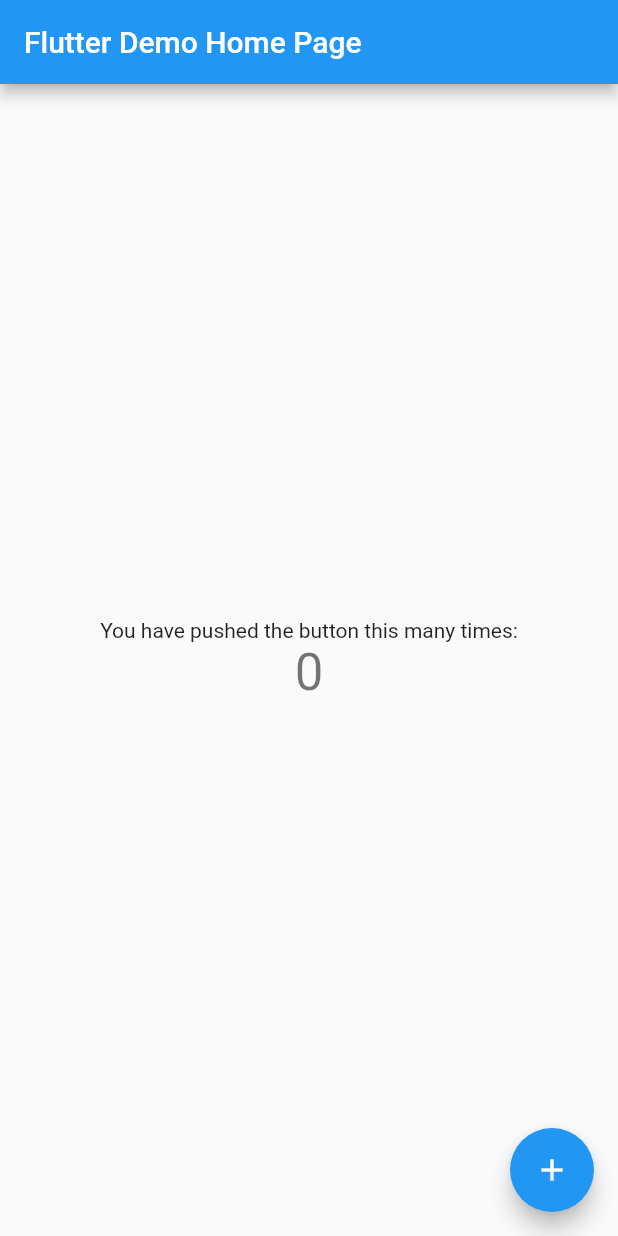
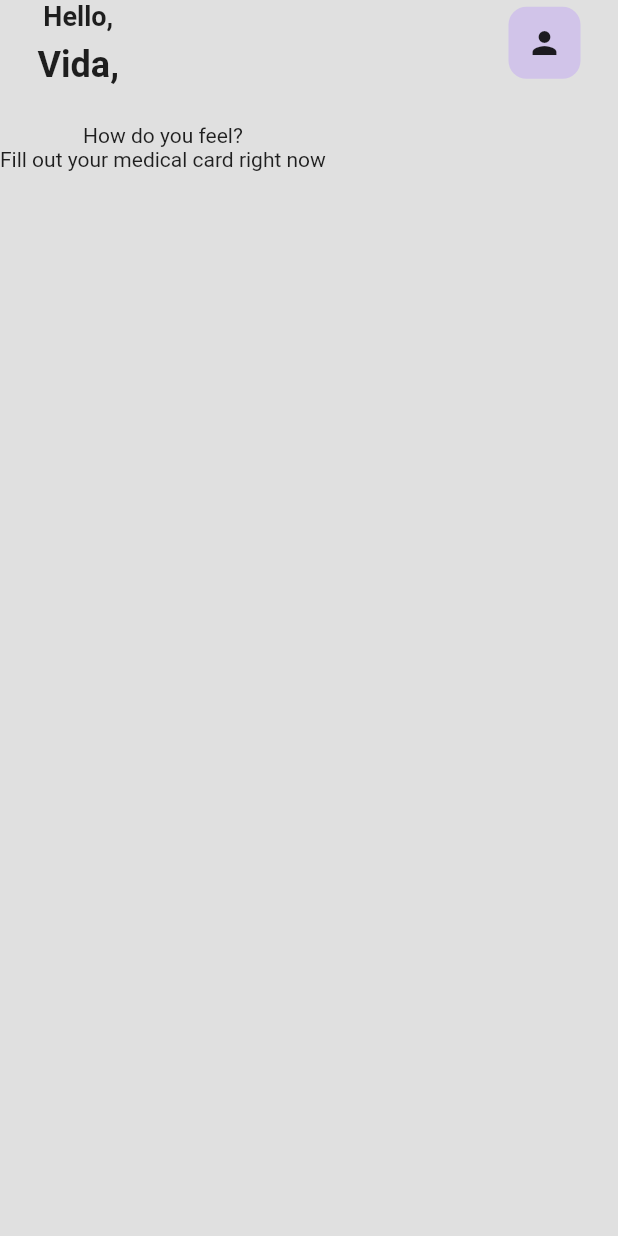
Before and after one commit to vidamohammadi/firstflutterproject, a Flutter app: the screen it shows after launch, on a phone screen of 412 x 824 dp. Run offline on Flutter 3.47's test engine with Material 2 defaults, Android fonts, the phone set to English and light mode, and no system bars.

Commit message:
create header and first page for my project

```diff
--- /dev/null
+++ b/lib/constants.dart
@@ -0,0 +1,7 @@
+import 'package:flutter/material.dart';
+
+const kPrimaryColor = Color(0xFF0C9869);
+const kTextColor = Color(0xFF3C4046);
+const kBackgroundColor = Color(0xFFF9F8FD);
+
+const double kDefaultPadding = 20.0;
--- a/lib/main.dart
+++ b/lib/main.dart
@@ -1,3 +1,4 @@
+import 'package:firstflutterproject/pages/home_page.dart';
 import 'package:flutter/material.dart';
 
 void main() {
@@ -11,105 +12,8 @@ class MyApp extends StatelessWidget {
   @override
   Widget build(BuildContext context) {
     return MaterialApp(
-      title: 'Flutter Demo',
-      theme: ThemeData(
-        // This is the theme of your application.
-        //
-        // Try running your application with "flutter run". You'll see the
-        // application has a blue toolbar. Then, without quitting the app, try
-        // changing the primarySwatch below to Colors.green and then invoke
-        // "hot reload" (press "r" in the console where you ran "flutter run",
-        // or simply save your changes to "hot reload" in a Flutter IDE).
-        // Notice that the counter didn't reset back to zero; the application
-        // is not restarted.
-        primarySwatch: Colors.blue,
-      ),
-      home: const MyHomePage(title: 'Flutter Demo Home Page'),
+      debugShowCheckedModeBanner: false,
+      home: HomePage(),
     );
   }
 }
-
-class MyHomePage extends StatefulWidget {
-  const MyHomePage({super.key, required this.title});
-
-  // This widget is the home page of your application. It is stateful, meaning
-  // that it has a State object (defined below) that contains fields that affect
-  // how it looks.
-
-  // This class is the configuration for the state. It holds the values (in this
-  // case the title) provided by the parent (in this case the App widget) and
-  // used by the build method of the State. Fields in a Widget subclass are
-  // always marked "final".
-
-  final String title;
-
-  @override
-  State<MyHomePage> createState() => _MyHomePageState();
-}
-
-class _MyHomePageState extends State<MyHomePage> {
-  int _counter = 0;
-
-  void _incrementCounter() {
-    setState(() {
-      // This call to setState tells the Flutter framework that something has
-      // changed in this State, which causes it to rerun the build method below
-      // so that the display can reflect the updated values. If we changed
-      // _counter without calling setState(), then the build method would not be
-      // called again, and so nothing would appear to happen.
-      _counter++;
-    });
-  }
-
-  @override
-  Widget build(BuildContext context) {
-    // This method is rerun every time setState is called, for instance as done
-    // by the _incrementCounter method above.
-    //
-    // The Flutter framework has been optimized to make rerunning build methods
-    // fast, so that you can just rebuild anything that needs updating rather
-    // than having to individually change instances of widgets.
-    return Scaffold(
-      appBar: AppBar(
-        // Here we take the value from the MyHomePage object that was created by
-        // the App.build method, and use it to set our appbar title.
-        title: Text(widget.title),
-      ),
-      body: Center(
-        // Center is a layout widget. It takes a single child and positions it
-        // in the middle of the parent.
-        child: Column(
-          // Column is also a layout widget. It takes a list of children and
-          // arranges them vertically. By default, it sizes itself to fit its
-          // children horizontally, and tries to be as tall as its parent.
-          //
-          // Invoke "debug painting" (press "p" in the console, choose the
-          // "Toggle Debug Paint" action from the Flutter Inspector in Android
-          // Studio, or the "Toggle Debug Paint" command in Visual Studio Code)
-          // to see the wireframe for each widget.
-          //
-          // Column has various properties to control how it sizes itself and
-          // how it positions its children. Here we use mainAxisAlignment to
-          // center the children vertically; the main axis here is the vertical
-          // axis because Columns are vertical (the cross axis would be
-          // horizontal).
-          mainAxisAlignment: MainAxisAlignment.center,
-          children: <Widget>[
-            const Text(
-              'You have pushed the button this many times:',
-            ),
-            Text(
-              '$_counter',
-              style: Theme.of(context).textTheme.headlineMedium,
-            ),
-          ],
-        ),
-      ),
-      floatingActionButton: FloatingActionButton(
-        onPressed: _incrementCounter,
-        tooltip: 'Increment',
-        child: const Icon(Icons.add),
-      ), // This trailing comma makes auto-formatting nicer for build methods.
-    );
-  }
-}
--- /dev/null
+++ b/lib/pages/home_page.dart
@@ -0,0 +1,69 @@
+import 'package:flutter/material.dart';
+
+class HomePage extends StatefulWidget {
+  const HomePage({Key? key}) : super(key: key);
+
+  @override
+  State<HomePage> createState() => _HomePageState();
+}
+
+class _HomePageState extends State<HomePage> {
+  @override
+  Widget build(BuildContext context) {
+    return Scaffold(
+      backgroundColor: Colors.grey[300],
+      body: SafeArea(
+        child:Column(
+          children: [
+          Padding(
+            padding: const EdgeInsets.symmetric(horizontal: 25.0),
+            child: Row(
+              mainAxisAlignment: MainAxisAlignment.spaceBetween,
+              children: [
+                Column(
+                  children: [
+                    Text(
+                      'Hello,',
+                      style: TextStyle(
+                        fontWeight: FontWeight.bold,
+                        fontSize: 18
+                      ),
+                    ),
+                    SizedBox(height: 8),
+                    Text(
+                        'Vida,',
+                         style: TextStyle(
+                             fontWeight: FontWeight.bold,
+                             fontSize: 24
+                         ),
+                    ),
+                  ],
+                ),
+                Container(
+                  padding: EdgeInsets.all(12),
+                  decoration: BoxDecoration(
+                      color: Colors.deepPurple[100],
+                      borderRadius: BorderRadius.circular(12),
+                  ),
+                    child: Icon(Icons.person)
+                ),
+              ],
+            ),
+          ),
+
+          SizedBox(height: 25),
+
+          Container(
+            child: Row(children: [
+              Column(children: [
+                Text('How do you feel?'),
+                Text('Fill out your medical card right now'),
+              ],
+              )
+            ]),
+          ),
+        ],),
+      )
+    );
+  }
+}
```
Also changed, not shown: pubspec.yaml (+5 -4 lines), assets/icons/doctor.png (added), assets/icons/pills.png (added), assets/icons/tooth.png (added), assets/images/doctor1.jpg (added), assets/images/doctor2.jpg (added), assets/images/doctor3.jpg (added), pubspec.lock.
